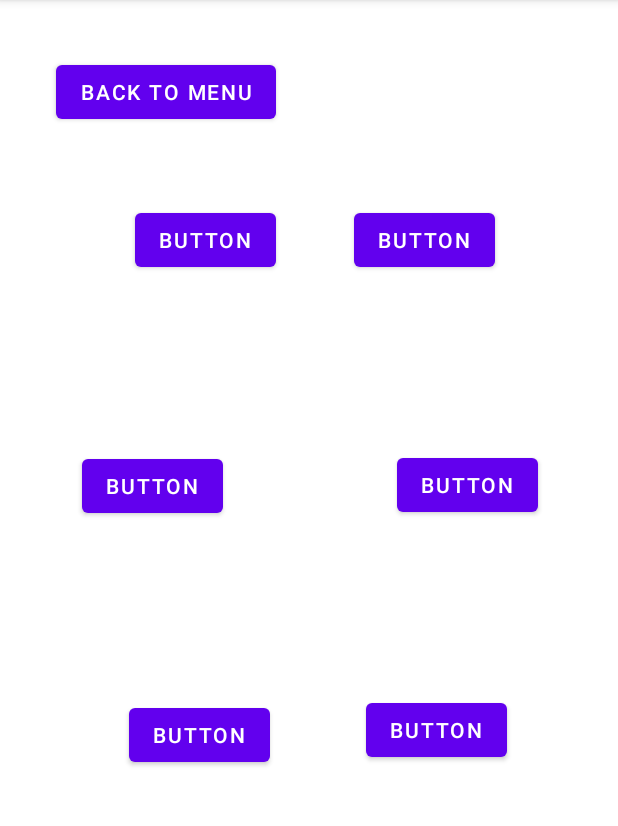
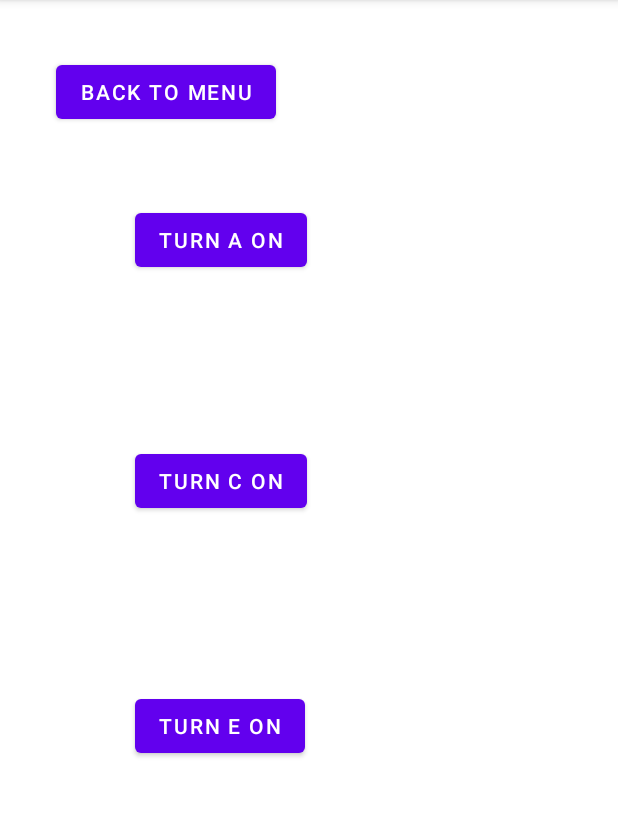
Before and after one commit to ETS-Android2/smell-kiosk, an Android app: the IndividualFlavorActivity screen opened directly, with no data from a screen before it, on a phone screen of 412 x 824 dp, the part 84-910 px from its top. Run offline under Robolectric (Android 15) with nearby library versions, the phone set to English and light mode, and no system bars.

Commit message:
bug fixes

```diff
--- a/android studio/app/src/main/res/layout/individual_flavor_activity.xml
+++ b/android studio/app/src/main/res/layout/individual_flavor_activity.xml
@@ -11,7 +11,7 @@
         android:layout_height="wrap_content"
         android:layout_marginStart="90dp"
         android:layout_marginTop="136dp"
-        android:text="Button"
+        android:text="Turn A On"
         app:layout_constraintStart_toStartOf="parent"
         app:layout_constraintTop_toTopOf="parent" />
 
@@ -19,35 +19,36 @@
         android:id="@+id/button2"
         android:layout_width="wrap_content"
         android:layout_height="wrap_content"
+        android:layout_marginStart="128dp"
         android:layout_marginTop="136dp"
         android:layout_marginEnd="82dp"
-        android:text="Button"
+        android:text="Turn B On"
         app:layout_constraintEnd_toEndOf="parent"
+        app:layout_constraintStart_toEndOf="@+id/button1"
         app:layout_constraintTop_toTopOf="parent" />
 
     <Button
         android:id="@+id/button3"
         android:layout_width="wrap_content"
         android:layout_height="wrap_content"
-        android:layout_marginStart="83dp"
+        android:layout_marginStart="90dp"
         android:layout_marginTop="97dp"
-        android:layout_marginEnd="58dp"
         android:layout_marginBottom="100dp"
-        android:text="Button"
+        android:text="Turn C On"
         app:layout_constraintBottom_toTopOf="@+id/button5"
-        app:layout_constraintEnd_toStartOf="@+id/button4"
         app:layout_constraintStart_toStartOf="parent"
-        app:layout_constraintTop_toBottomOf="@+id/button1" />
+        app:layout_constraintTop_toBottomOf="@+id/button1"
+        app:layout_constraintVertical_bias="0.506" />
 
     <Button
         android:id="@+id/button4"
         android:layout_width="wrap_content"
         android:layout_height="wrap_content"
-        android:layout_marginStart="58dp"
+        android:layout_marginStart="128dp"
         android:layout_marginTop="97dp"
         android:layout_marginEnd="82dp"
         android:layout_marginBottom="97dp"
-        android:text="Button"
+        android:text="Turn D On"
         app:layout_constraintBottom_toTopOf="@+id/button6"
         app:layout_constraintEnd_toEndOf="parent"
         app:layout_constraintStart_toEndOf="@+id/button3"
@@ -57,9 +58,9 @@
         android:id="@+id/button5"
         android:layout_width="wrap_content"
         android:layout_height="wrap_content"
-        android:layout_marginStart="86dp"
-        android:layout_marginBottom="254dp"
-        android:text="Button"
+        android:layout_marginStart="90dp"
+        android:layout_marginBottom="260dp"
+        android:text="Turn E On"
         app:layout_constraintBottom_toBottomOf="parent"
         app:layout_constraintStart_toStartOf="parent" />
 
@@ -67,11 +68,13 @@
         android:id="@+id/button6"
         android:layout_width="wrap_content"
         android:layout_height="wrap_content"
-        android:layout_marginEnd="74dp"
-        android:layout_marginBottom="257dp"
-        android:text="Button"
+        android:layout_marginStart="128dp"
+        android:layout_marginEnd="82dp"
+        android:layout_marginBottom="260dp"
+        android:text="Turn F On"
         app:layout_constraintBottom_toBottomOf="parent"
-        app:layout_constraintEnd_toEndOf="parent" />
+        app:layout_constraintEnd_toEndOf="parent"
+        app:layout_constraintStart_toEndOf="@+id/button5" />
 
     <Button
         android:id="@+id/button7"
```
Also changed, not shown: android studio/app/src/main/java/com/example/smellarduino/IndividualFlavorActivity.java (+64 -10 lines).
